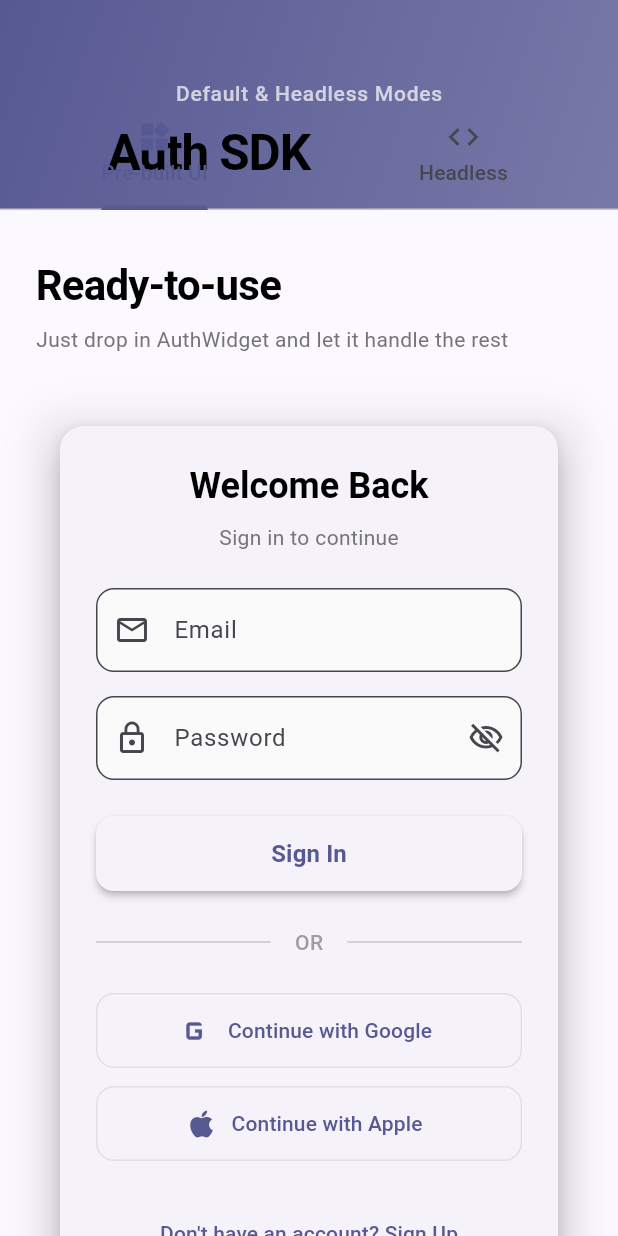
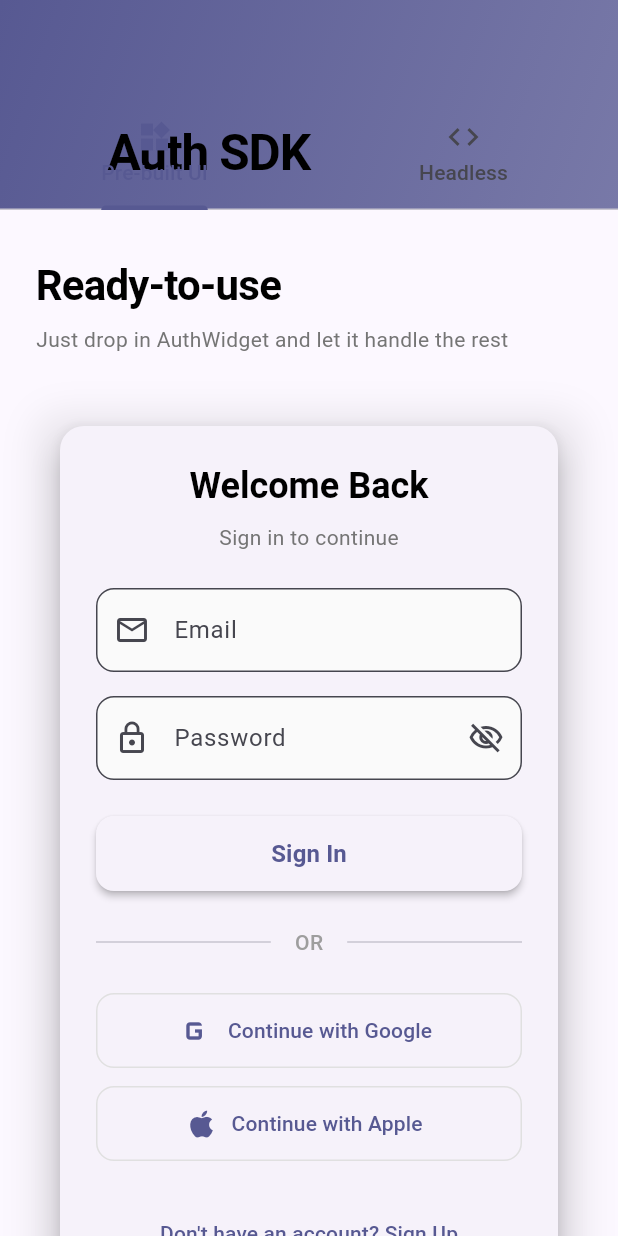
Before and after one commit to techie-dan/hng_auth_sdk, a Flutter app: the screen it shows after launch, on a phone screen of 412 x 824 dp. Run offline on Flutter 3.47's test engine with Material 3 defaults, Android fonts, the light colour scheme and no system bars; our stand-ins replace firebase_auth, firebase_core, google_sign_in, sign_in_with_apple; accounts and stored records are empty.

Commit message:
Remove unnecessary padding and text from MainDemoScreen widget

```diff
--- a/lib/main.dart
+++ b/lib/main.dart
@@ -98,18 +98,6 @@ class _MainDemoScreenState extends State<MainDemoScreen>
                       Theme.of(context).colorScheme.primary,
                       Theme.of(context).colorScheme.primary.withOpacity(0.8),
                     ],
-                  ),
-                ),
-                child: Padding(
-                  padding: const EdgeInsets.only(bottom: 16),
-                  child: Center(
-                    child: Text(
-                      'Default & Headless Modes',
-                      style: Theme.of(context).textTheme.labelLarge?.copyWith(
-                            color: Colors.white70,
-                            letterSpacing: 0.5,
-                          ),
-                    ),
                   ),
                 ),
               ),
```
